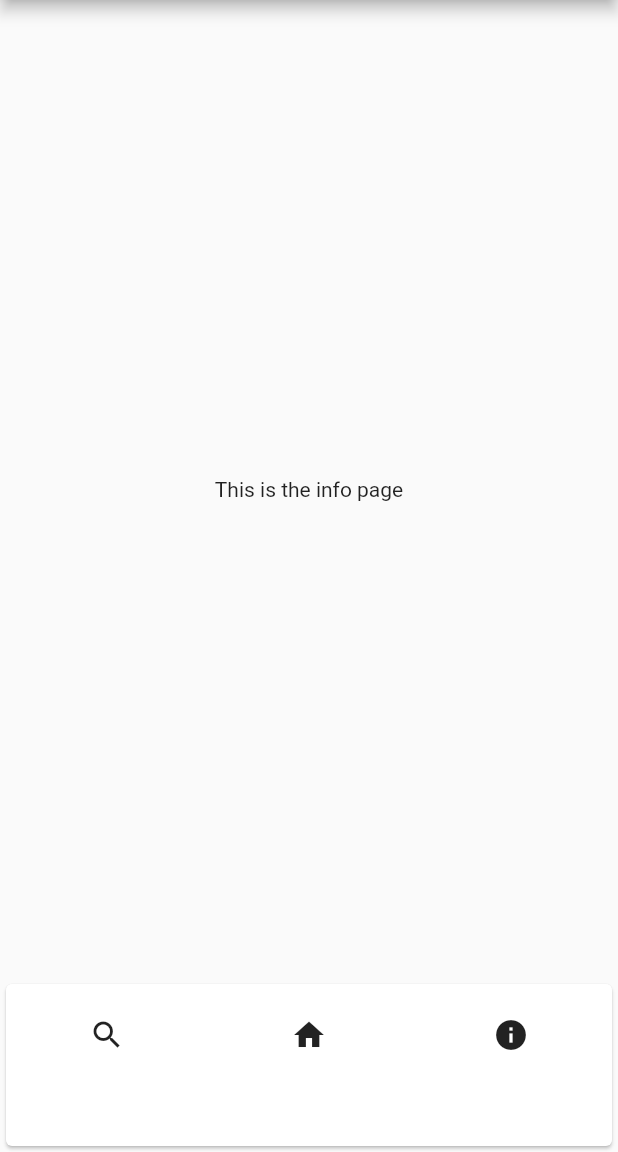
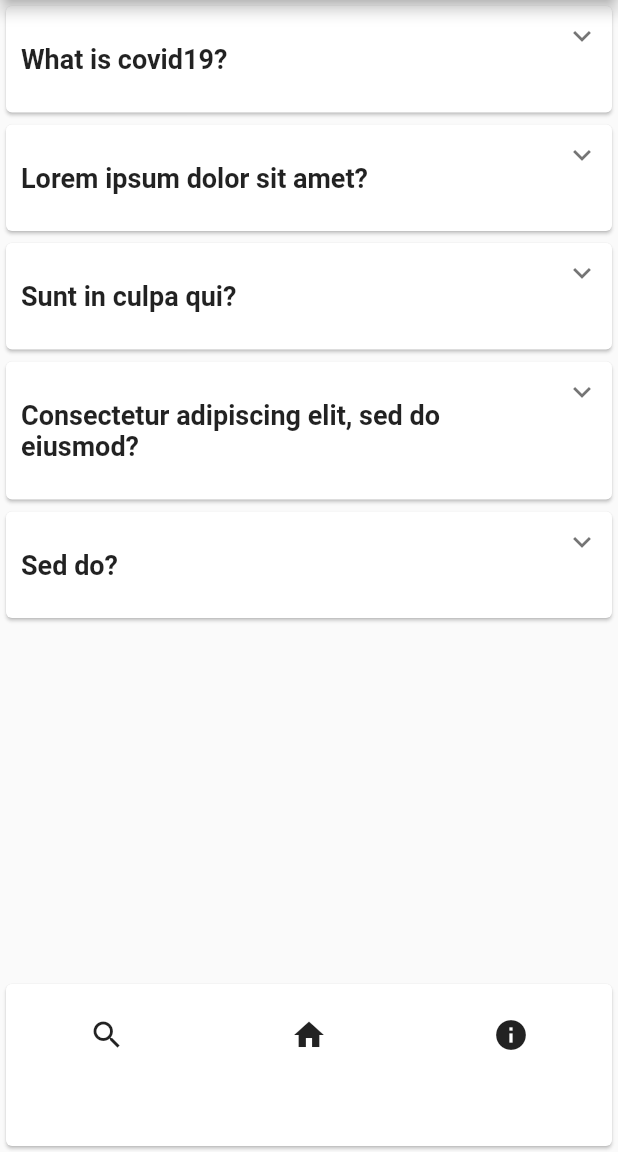
Before and after one commit to Ashley440/coved19, a Flutter app: the InfoPage screen opened by its route, on a phone screen of 412 x 824 dp, the part 84-1236 px from its top. Run offline on Flutter 3.47's test engine with Material 2 defaults, Android fonts, the phone set to English and light mode, and no system bars; drawn by our look-alikes of expandable.

Commit message:
Added functionality to info section

```diff
--- /dev/null
+++ b/lib/models/lesson.dart
@@ -0,0 +1,34 @@
+import 'package:expandable/expandable.dart';
+import 'package:flutter/material.dart';
+
+class Lesson {
+  final String question;
+  final String answer;
+
+  Lesson({this.question, this.answer});
+
+  Widget display() {
+    return Card(
+      child: ExpandablePanel(
+        header: Container(
+            padding: EdgeInsets.symmetric(horizontal: 10, vertical: 25),
+            child: Text(
+              question,
+              softWrap: true,
+              style: TextStyle(fontWeight: FontWeight.bold, fontSize: 18),
+            )),
+        expanded: Container(
+          padding: EdgeInsets.all(16.0),
+          child: Text(
+            answer,
+            softWrap: true,
+            style: TextStyle(fontSize: 16, letterSpacing: 1.2, height: 1.5),
+            textAlign: TextAlign.justify,
+          ),
+        ),
+        // hasIcon: true,
+        // tapHeaderToExpand: true,
+      ),
+    );
+  }
+}
--- a/lib/views/info.dart
+++ b/lib/views/info.dart
@@ -1,4 +1,5 @@
 import 'package:coved19/constants/navigator.dart';
+import 'package:coved19/models/lesson.dart';
 import 'package:flutter/material.dart';
 
 class InfoPage extends StatefulWidget {
@@ -7,13 +8,37 @@ class InfoPage extends StatefulWidget {
 }
 
 class _InfoPageState extends State<InfoPage> {
+  List<Lesson> lessons = [
+    Lesson(
+        question: "What is covid19?",
+        answer:
+            "Coronavirus disease 2019 is an infectious disease caused by severe acute respiratory syndrome coronavirus 2"),
+    Lesson(
+        question: "Lorem ipsum dolor sit amet?",
+        answer:
+            "Lorem ipsum dolor sit amet, consectetur adipiscing elit, sed do eiusmod tempor incididunt ut labore et dolore magna aliqua. Ut enim ad minim veniam, quis nostrud exercitation ullamco laboris nisi ut aliquip ex ea commodo consequat. Duis aute irure dolor in reprehenderit in voluptate velit esse cillum dolore eu fugiat nulla pariatur. Excepteur sint occaecat cupidatat non proident, sunt in culpa qui officia deserunt mollit anim id est laborum."),
+    Lesson(
+        question: "Sunt in culpa qui?",
+        answer:
+            "Lorem ipsum dolor sit amet, consectetur adipiscing elit, sed do eiusmod tempor incididunt ut labore et dolore magna aliqua. Ut enim ad minim veniam, quis nostrud exercitation ullamco laboris nisi ut aliquip ex ea commodo consequat. Duis aute irure dolor in reprehenderit in voluptate velit esse cillum dolore eu fugiat nulla pariatur. Excepteur sint occaecat cupidatat non proident, sunt in culpa qui officia deserunt mollit anim id est laborum."),
+    Lesson(
+        question: "Consectetur adipiscing elit, sed do eiusmod?",
+        answer:
+            "Lorem ipsum dolor sit amet, consectetur adipiscing elit, sed do eiusmod tempor incididunt ut labore et dolore magna aliqua. Ut enim ad minim veniam, quis nostrud exercitation ullamco laboris nisi ut aliquip ex ea commodo consequat. Duis aute irure dolor in reprehenderit in voluptate velit esse cillum dolore eu fugiat nulla pariatur. Excepteur sint occaecat cupidatat non proident, sunt in culpa qui officia deserunt mollit anim id est laborum."),
+    Lesson(
+        question: "Sed do?",
+        answer:
+            "Lorem ipsum dolor sit amet, consectetur adipiscing elit, sed do eiusmod tempor incididunt ut labore et dolore magna aliqua. Ut enim ad minim veniam, quis nostrud exercitation ullamco laboris nisi ut aliquip ex ea commodo consequat. Duis aute irure dolor in reprehenderit in voluptate velit esse cillum dolore eu fugiat nulla pariatur. Excepteur sint occaecat cupidatat non proident, sunt in culpa qui officia deserunt mollit anim id est laborum."),
+  ];
   @override
   Widget build(BuildContext context) {
     return Scaffold(
       appBar: AppBar(
         title: Center(child: Text("CovED19")),
       ),
-      body: Center(child: Text("This is the info page")),
+      body: ListView.builder(
+          itemCount: lessons.length,
+          itemBuilder: (context, index) => lessons[index].display()),
       bottomNavigationBar: NavigatorPane(),
     );
   }
--- a/pubspec.yaml
+++ b/pubspec.yaml
@@ -23,6 +23,7 @@ environment:
 dependencies:
   flutter:
     sdk: flutter
+  expandable: ^4.1.4
 
 
   # The following adds the Cupertino Icons font to your application.
```
Also changed, not shown: pubspec.lock.
